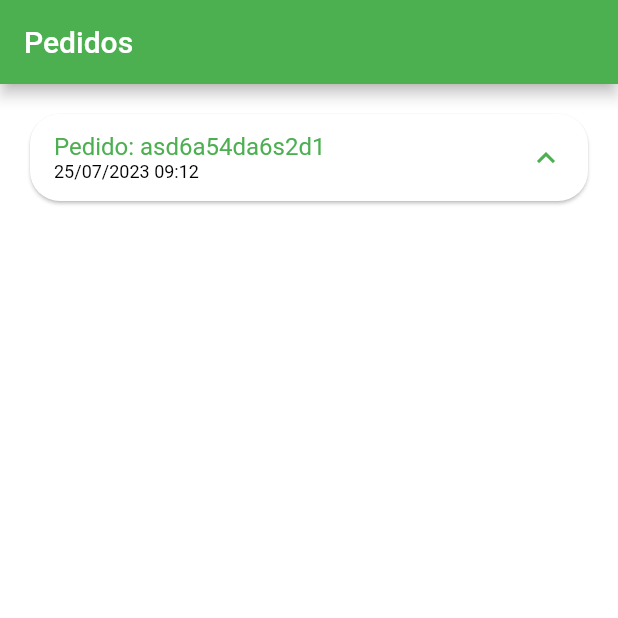
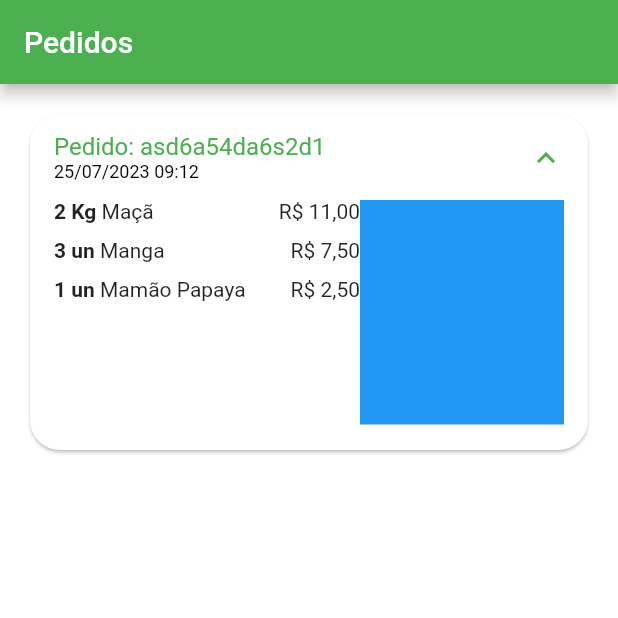
Before and after one commit to souzarogih/GreenGrocer, a Flutter app: the OrdersTab screen opened directly, after a tap on an icon or button, on a phone screen of 412 x 824 dp, the top half of it. Run offline on Flutter 3.47's test engine with Material 2 defaults, Android fonts, the phone set to English and light mode, and no system bars; our stand-ins replace animated_text_kit, mask_text_input_formatter.

Commit message:
Criando a tela que exibe os itens do pedido.

```diff
--- a/lib/src/config/app_data.dart
+++ b/lib/src/config/app_data.dart
@@ -126,6 +126,14 @@ List<OrderModel> orders = [
         item: apple,
         quantity: 2,
       ),
+      CartItemModel(
+        item: mango,
+        quantity: 3,
+      ),
+      CartItemModel(
+        item: papaya,
+        quantity: 1,
+      ),
     ],
   ),
 ];
--- a/lib/src/pages/orders/components/order_tile.dart
+++ b/lib/src/pages/orders/components/order_tile.dart
@@ -1,4 +1,5 @@
 import 'package:flutter/material.dart';
+import 'package:greengrocer/src/models/cart_item_model.dart';
 import 'package:greengrocer/src/models/order_model.dart';
 import 'package:greengrocer/src/services/utils.services.dart';
 
@@ -35,9 +36,67 @@ class OrderTile extends StatelessWidget {
               ),
             ],
           ),
-          children: [],
+          childrenPadding: const EdgeInsets.fromLTRB(16, 0, 16, 16),
+          children: [
+            SizedBox(
+              height: 150,
+              child: Row(
+                children: [
+                  Expanded(
+                    flex: 3,
+                    child: ListView(
+                      children: order.items.map((orderItem) {
+                        return _OrderItemWidget(
+                          utilsServices: utilsServices,
+                          orderItem: orderItem,
+                        );
+                      }).toList(),
+                    ),
+                  ),
+                  Expanded(
+                    flex: 2,
+                    child: Container(
+                      color: Colors.blue,
+                    ),
+                  ),
+                ],
+              ),
+            )
+          ],
         ),
       ),
     );
   }
 }
+
+class _OrderItemWidget extends StatelessWidget {
+  const _OrderItemWidget({
+    super.key,
+    required this.utilsServices,
+    required this.orderItem,
+  });
+
+  final UtilsServices utilsServices;
+  final CartItemModel orderItem;
+
+  @override
+  Widget build(BuildContext context) {
+    return Padding(
+      padding: const EdgeInsets.only(bottom: 10),
+      child: Row(
+        children: [
+          Text(
+            '${orderItem.quantity} ${orderItem.item.unit} ',
+            style: const TextStyle(
+              fontWeight: FontWeight.bold,
+            ),
+          ),
+          Expanded(
+            child: Text(orderItem.item.itemName),
+          ),
+          Text(utilsServices.priceToCurrency(orderItem.totalPrice()))
+        ],
+      ),
+    );
+  }
+}
```
